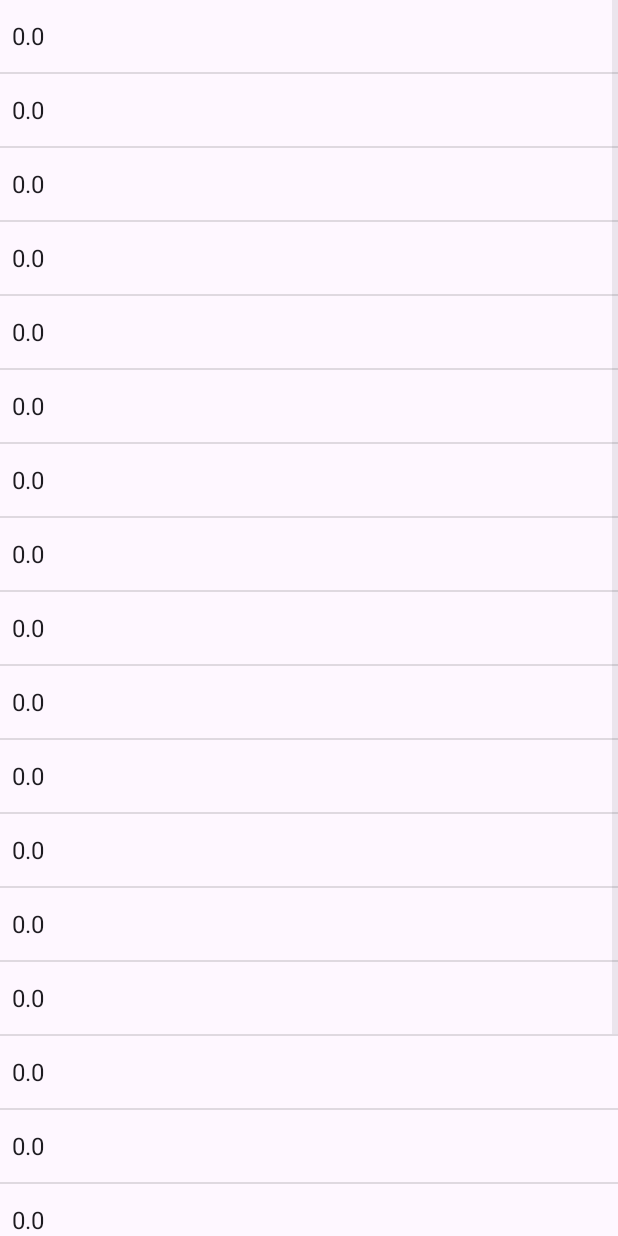
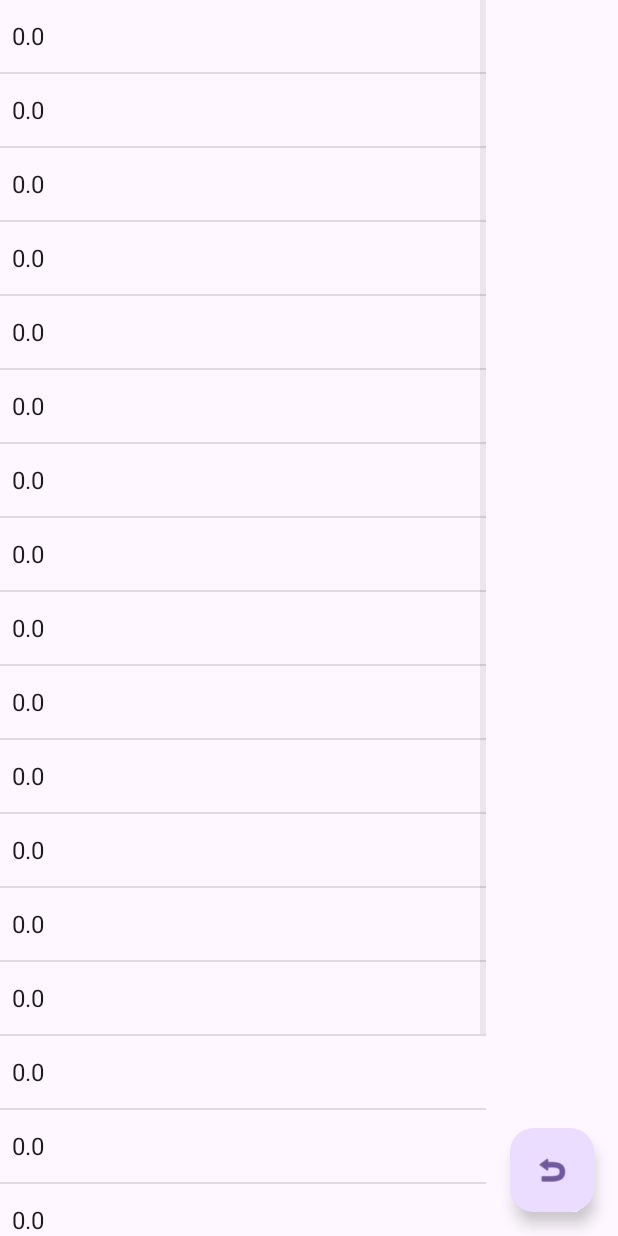
Before and after one commit to ya2925/Ex92, an Android app: the results screen opened directly, with no data from a screen before it, on a phone screen of 412 x 824 dp. Run offline under Robolectric (Android 15) with nearby library versions, the phone set to English and light mode, and no system bars.

Commit message:
added the ability to enter decimal numbers added input check added back button from the result screen

```diff
--- a/app/src/main/java/com/menu/ex92/results.java
+++ b/app/src/main/java/com/menu/ex92/results.java
@@ -13,6 +13,8 @@ import android.widget.LinearLayout;
 import android.widget.ListView;
 import android.widget.TextView;
 import android.widget.Toast;
+
+import com.google.android.material.floatingactionbutton.FloatingActionButton;
 
 /**
  * @author Yanir Aton
@@ -54,8 +56,8 @@ public class results extends AppCompatActivity implements View.OnCreateContextMe
         // get the intent and the data from the intent
         Intent gi = getIntent();
         mode = gi.getIntExtra("mode", -1);
-        resultA1 = gi.getIntExtra("firstIntense", 0);
-        resultDQ = gi.getIntExtra("differenceMultiplier", 0);
+        resultA1 = gi.getDoubleExtra("firstIntense", 0);
+        resultDQ = gi.getDoubleExtra("differenceMultiplier", 0);
 
         // setup the ListView
         seriesListView = (ListView) findViewById(R.id.Lv_series);
@@ -64,6 +66,14 @@ public class results extends AppCompatActivity implements View.OnCreateContextMe
         ArrayAdapter<Double> adp = new ArrayAdapter<Double>(this, androidx.appcompat.R.layout.support_simple_spinner_dropdown_item, seriesNs);
         seriesListView.setAdapter(adp);
         registerForContextMenu(seriesListView);
+
+        FloatingActionButton fab = findViewById(R.id.fab);
+        fab.setOnClickListener(new View.OnClickListener() {
+            @Override
+            public void onClick(View view) {
+                finish(); // finish the activity
+            }
+        });
     }
 
 
@@ -170,4 +180,6 @@ public class results extends AppCompatActivity implements View.OnCreateContextMe
         return true;
     }
 
+
+
 }
--- a/app/src/main/res/layout/activity_main.xml
+++ b/app/src/main/res/layout/activity_main.xml
@@ -61,7 +61,7 @@
             android:layout_height="0px"
             android:layout_weight="1"
             android:ems="10"
-            android:inputType="number" />
+            android:inputType="numberSigned|numberDecimal" />
 
         <TextView
             android:id="@+id/dOrQ"
@@ -76,7 +76,7 @@
             android:layout_height="0dp"
             android:layout_weight="1"
             android:ems="10"
-            android:inputType="number" />
+            android:inputType="numberSigned|numberDecimal" />
 
         <Space
             android:layout_width="match_parent"
--- a/app/src/main/res/layout/activity_results.xml
+++ b/app/src/main/res/layout/activity_results.xml
@@ -26,7 +26,7 @@
             android:layout_height="wrap_content"
             android:text="Information"
             android:textAlignment="center"
-            android:textSize="40sp"
+            android:textSize="34sp"
             android:textStyle="bold" />
 
         <TextView
@@ -37,4 +37,13 @@
             android:textSize="20sp" />
 
     </LinearLayout>
+
+    <com.google.android.material.floatingactionbutton.FloatingActionButton
+        android:id="@+id/fab"
+        android:layout_width="wrap_content"
+        android:layout_height="wrap_content"
+        android:layout_gravity="end|bottom"
+        android:layout_margin="16dp"
+        android:src="@android:drawable/ic_menu_revert" />
+
 </LinearLayout>
```
Also changed, not shown: app/src/main/java/com/menu/ex92/MainActivity.java (+35 -2 lines).
